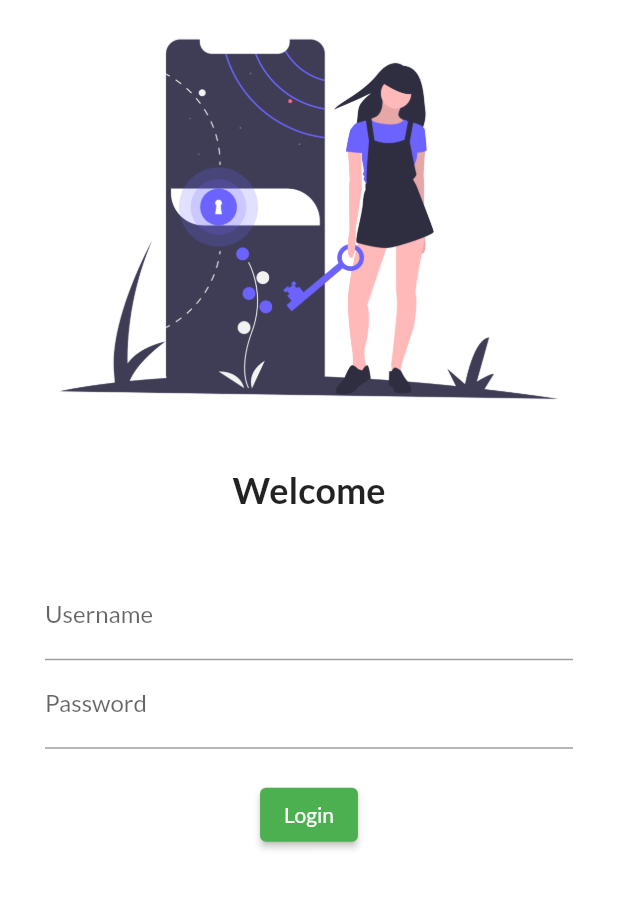
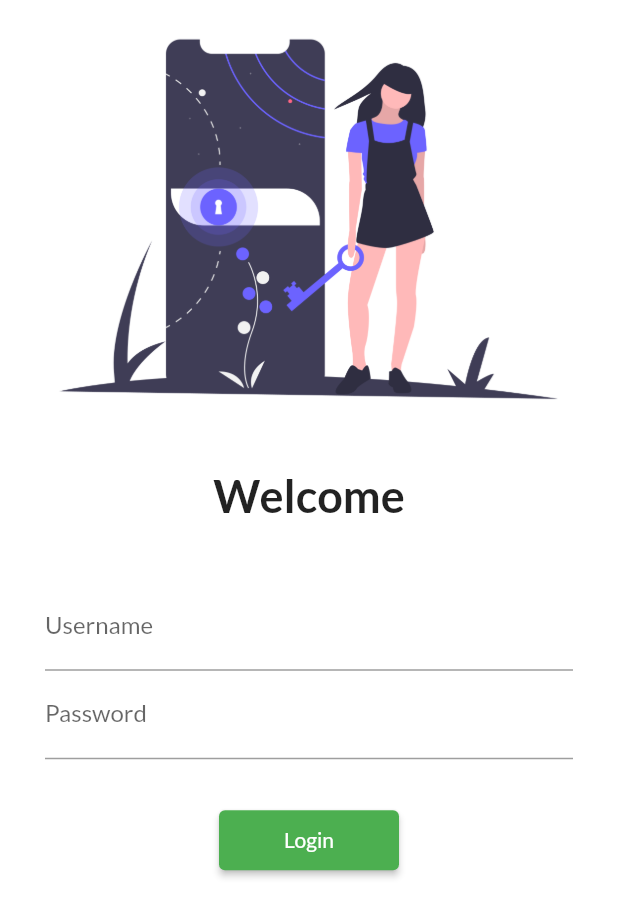
Before and after one commit to CBIPatel-Git/MyDemoApp, a Flutter app: the screen it shows after launch, on a phone screen of 412 x 824 dp. Shown: the top 917 px of the screen. Run offline on Flutter 3.47's test engine with Material 2 defaults, Android fonts, the phone set to English and light mode, and no system bars; our stand-ins replace google_fonts.

Commit message:
Flutter Demo App Commit

```diff
--- a/lib/Pages/login_page.dart
+++ b/lib/Pages/login_page.dart
@@ -1,14 +1,14 @@
 import 'package:flutter/material.dart';
+import 'package:flutter_course_practise/utils/myrouts.dart';
 
 class LoginPage extends StatelessWidget {
   const LoginPage({Key? key}) : super(key: key);
 
   @override
   Widget build(BuildContext context) {
-    int button_count = 0;
-
     return Material(
         color: Colors.white,
+        child: SingleChildScrollView(
           child: Column(
             children: [
               Image.asset(
@@ -21,7 +21,7 @@
               Text(
                 'Welcome',
                 style: TextStyle(
-                fontSize: 24,
+                  fontSize: 30,
                   fontWeight: FontWeight.bold,
                 ),
               ),
@@ -46,21 +46,23 @@
                       ),
                     ),
                     SizedBox(
-                    height: 20,
+                      height: 30,
                     ),
                     ElevatedButton(
                       onPressed: () {
-                      button_count++;
-                      print('Button pressed $button_count times');
+                        Navigator.pushNamed(context, MyRoutes.homeRoute);
                       },
                       child: Text(
                         'Login',
                       ),
+                      style: TextButton.styleFrom(
+                          minimumSize: const Size(120, 40)),
                     ),
                   ],
                 ),
               )
             ],
+          ),
         ));
   }
 }
--- a/lib/main.dart
+++ b/lib/main.dart
@@ -1,4 +1,5 @@
 import 'package:flutter/material.dart';
+import 'package:flutter_course_practise/utils/myrouts.dart';
 import 'Pages/home_page.dart';
 import 'Pages/login_page.dart';
 import 'package:google_fonts/google_fonts.dart';
@@ -19,8 +20,8 @@
       darkTheme: ThemeData(brightness: Brightness.dark),
       routes: {
         '/': (context) => LoginPage(),
-        '/home': (context) => HomePage(),
-        '/login': (context) => LoginPage()
+        MyRoutes.homeRoute: (context) => HomePage(),
+        MyRoutes.loginRoute: (context) => LoginPage()
       },
     );
   }
--- /dev/null
+++ b/lib/utils/myrouts.dart
@@ -0,0 +1,4 @@
+class MyRoutes {
+  static String loginRoute = '/login';
+  static String homeRoute = '/home';
+}
```
Lines whose indentation alone changed are shown as unchanged.
